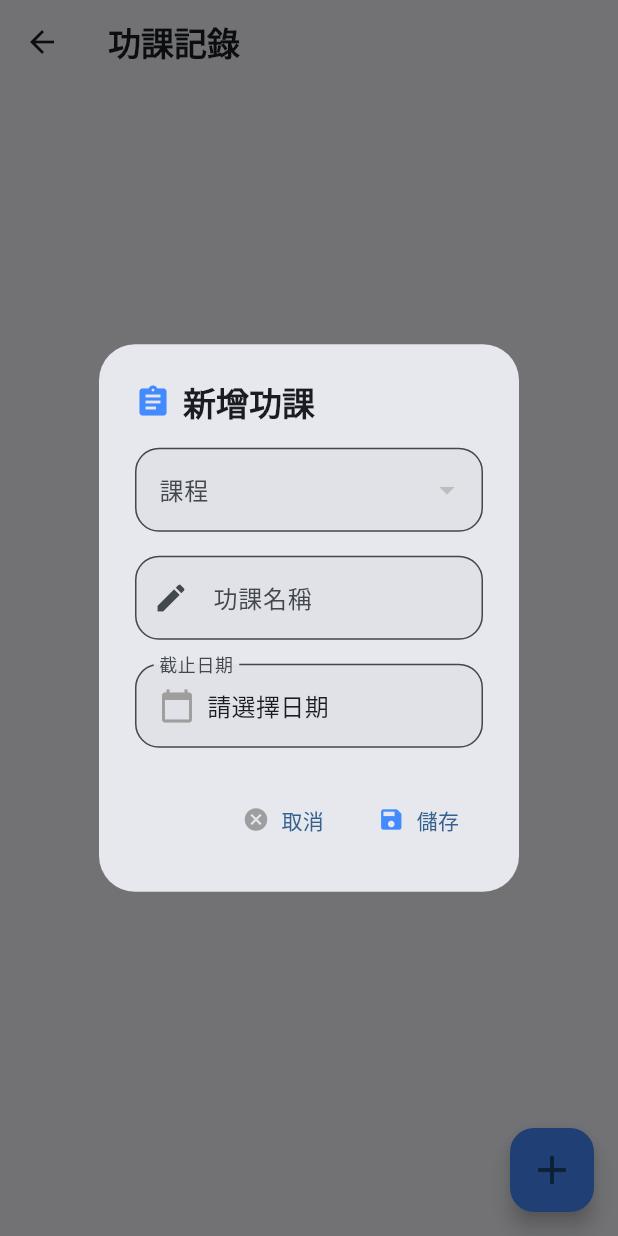
After one commit to chenyili1215/study_app, a Flutter app: the HomeworkPage screen opened directly, after a tap on the "add" icon, on a phone screen of 412 x 824 dp. The commit adds this screen. Run offline on Flutter 3.47's test engine with Material 3 defaults, Android fonts, the phone set to English and light mode, and no system bars; our stand-ins replace file_picker, image_picker, photo_view, share_plus, shared_preferences; accounts and stored records are empty.

Commit message:
新增功課區域，課表可自訂節數

```diff
--- /dev/null
+++ b/lib/homework.dart
@@ -0,0 +1,203 @@
+import 'package:flutter/material.dart';
+import 'package:shared_preferences/shared_preferences.dart';
+import 'dart:convert';
+import 'timetable_importer.dart';
+
+class Homework {
+  final String subject;
+  final String title;
+  final DateTime deadline;
+
+  Homework({required this.subject, required this.title, required this.deadline});
+
+  Map<String, dynamic> toJson() => {
+    'subject': subject,
+    'title': title,
+    'deadline': deadline.toIso8601String(),
+  };
+
+  factory Homework.fromJson(Map<String, dynamic> json) => Homework(
+    subject: json['subject'],
+    title: json['title'],
+    deadline: DateTime.parse(json['deadline']),
+  );
+}
+
+class HomeworkPage extends StatefulWidget {
+  const HomeworkPage({super.key});
+
+  @override
+  State<HomeworkPage> createState() => _HomeworkPageState();
+}
+
+class _HomeworkPageState extends State<HomeworkPage> {
+  List<Homework> _homeworks = [];
+
+  @override
+  void initState() {
+    super.initState();
+    _loadHomeworks();
+  }
+
+  Future<void> _loadHomeworks() async {
+    final prefs = await SharedPreferences.getInstance();
+    final list = prefs.getStringList('homeworks') ?? [];
+    setState(() {
+      _homeworks = list.map((e) => Homework.fromJson(Map<String, dynamic>.from(jsonDecode(e)))).toList();
+    });
+  }
+
+  Future<void> _saveHomeworks() async {
+    final prefs = await SharedPreferences.getInstance();
+    final list = _homeworks.map((e) => jsonEncode(e.toJson())).toList();
+    await prefs.setStringList('homeworks', list);
+  }
+
+  void _showAddHomeworkDialog() async {
+    final subjects = TimetableData().table.expand((e) => e).toSet().where((s) => s.isNotEmpty).toList();
+    String? selectedSubject = subjects.isNotEmpty ? subjects.first : '';
+    final titleController = TextEditingController();
+    DateTime? deadline;
+
+    await showDialog(
+      context: context,
+      builder: (context) => StatefulBuilder(
+        builder: (context, setState) => AlertDialog(
+          shape: RoundedRectangleBorder(borderRadius: BorderRadius.circular(24)),
+          title: Row(
+            children: const [
+              Icon(Icons.assignment, color: Colors.blueAccent),
+              SizedBox(width: 8),
+              Text('新增功課', style: TextStyle(fontWeight: FontWeight.bold, fontSize: 22)),
+            ],
+          ),
+          content: SingleChildScrollView(
+            child: Column(
+              mainAxisSize: MainAxisSize.min,
+              children: [
+                DropdownButtonFormField<String>(
+                  value: selectedSubject,
+                  isExpanded: true,
+                  decoration: InputDecoration(
+                    labelText: '課程',
+                    border: OutlineInputBorder(borderRadius: BorderRadius.circular(16)),
+                    filled: true,
+                  ),
+                  items: subjects.map((s) => DropdownMenuItem(value: s, child: Text(s))).toList(),
+                  onChanged: (v) => setState(() => selectedSubject = v),
+                ),
+                const SizedBox(height: 16),
+                TextField(
+                  controller: titleController,
+                  decoration: InputDecoration(
+                    labelText: '功課名稱',
+                    prefixIcon: const Icon(Icons.edit),
+                    border: OutlineInputBorder(borderRadius: BorderRadius.circular(16)),
+                    filled: true,
+                  ),
+                ),
+                const SizedBox(height: 16),
+                InkWell(
+                  onTap: () async {
+                    final picked = await showDatePicker(
+                      context: context,
+                      initialDate: DateTime.now(),
+                      firstDate: DateTime.now(),
+                      lastDate: DateTime.now().add(const Duration(days: 365)),
+                    );
+                    if (picked != null) setState(() => deadline = picked);
+                  },
+                  child: InputDecorator(
+                    decoration: InputDecoration(
+                      labelText: '截止日期',
+                      border: OutlineInputBorder(borderRadius: BorderRadius.circular(16)),
+                      filled: true,
+                    ),
+                    child: Row(
+                      children: [
+                        Icon(Icons.calendar_today, color: Colors.grey),
+                        const SizedBox(width: 8),
+                        Text(
+                          deadline == null
+                              ? '請選擇日期'
+                              : '${deadline!.year}-${deadline!.month.toString().padLeft(2, '0')}-${deadline!.day.toString().padLeft(2, '0')}',
+                          style: TextStyle(fontSize: 16),
+                        ),
+                      ],
+                    ),
+                  ),
+                ),
+              ],
+            ),
+          ),
+          actions: [
+            TextButton.icon(
+              icon: const Icon(Icons.cancel, color: Colors.grey),
+              label: const Text('取消'),
+              onPressed: () => Navigator.of(context).pop(),
+            ),
+            TextButton.icon(
+              icon: const Icon(Icons.save, color: Colors.blueAccent),
+              label: const Text('儲存'),
+              onPressed: () {
+                if (selectedSubject != null && titleController.text.isNotEmpty && deadline != null) {
+                  setState(() {
+                    _homeworks.add(Homework(
+                      subject: selectedSubject!,
+                      title: titleController.text,
+                      deadline: deadline!,
+                    ));
+                  });
+                  _saveHomeworks();
+                  Navigator.of(context).pop();
+                }
+              },
+            ),
+          ],
+        ),
+      ),
+    );
+  }
+
+  @override
+  Widget build(BuildContext context) {
+    final colorScheme = Theme.of(context).colorScheme;
+    return Scaffold(
+      appBar: AppBar(
+        title: const Text('功課記錄', style: TextStyle(fontWeight: FontWeight.bold)),
+        backgroundColor: Colors.transparent,
+      ),
+      body: ListView.separated(
+        padding: const EdgeInsets.all(16),
+        itemCount: _homeworks.length,
+        separatorBuilder: (_, __) => const SizedBox(height: 12),
+        itemBuilder: (context, index) {
+          final hw = _homeworks[index];
+          return Card(
+            elevation: 2,
+            shape: RoundedRectangleBorder(borderRadius: BorderRadius.circular(16)),
+            color: colorScheme.surfaceContainerHighest,
+            child: ListTile(
+              leading: Icon(Icons.assignment, color: colorScheme.primary),
+              title: Text(hw.title, style: const TextStyle(fontWeight: FontWeight.bold)),
+              subtitle: Text('${hw.subject}截止：${hw.deadline.year}-${hw.deadline.month.toString().padLeft(2, '0')}-${hw.deadline.day.toString().padLeft(2, '0')}'),
+              trailing: IconButton(
+                icon: const Icon(Icons.delete, color: Colors.redAccent),
+                onPressed: () async {
+                  setState(() => _homeworks.removeAt(index));
+                  await _saveHomeworks();
+                },
+              ),
+            ),
+          );
+        },
+      ),
+      floatingActionButton: FloatingActionButton(
+        backgroundColor: Colors.blueAccent,
+
+        onPressed: _showAddHomeworkDialog,
+        child: const Icon(Icons.add, size: 32),
+      ),
+    );
+  }
+}
--- a/lib/main.dart
+++ b/lib/main.dart
@@ -5,6 +5,7 @@ import 'dart:async';
 import 'package:shared_preferences/shared_preferences.dart';
 import 'dart:convert';
 import 'settings_page.dart';
+import 'homework.dart'; // 新增這行
 
 // 引入課表資料
 class TimetableData {
@@ -86,7 +87,8 @@ class _MainPageState extends State<MainPage> {
         HomePage(onQuickNav: onNav),
         TimetableImporter(),
         LabelEngine(),
-        const SettingsPage(), // 新增設定頁
+        HomeworkPage(), // 新增功課分頁
+        const SettingsPage(),
       ];
 
   void _onItemTapped(int index) {
@@ -102,7 +104,7 @@ class _MainPageState extends State<MainPage> {
       bottomNavigationBar: BottomNavigationBar(
         currentIndex: _selectedIndex,
         onTap: _onItemTapped,
-        type: BottomNavigationBarType.fixed, // 4個以上要加這行
+        type: BottomNavigationBarType.fixed,
         items: const [
           BottomNavigationBarItem(
             icon: Icon(Icons.home),
@@ -115,6 +117,10 @@ class _MainPageState extends State<MainPage> {
           BottomNavigationBarItem(
             icon: Icon(Icons.label),
             label: '照片筆記',
+          ),
+          BottomNavigationBarItem(
+            icon: Icon(Icons.assignment), // 新增：功課
+            label: '功課',
           ),
           BottomNavigationBarItem(
             icon: Icon(Icons.settings),
@@ -349,5 +355,6 @@ int getCurrentPeriod() {
   if (minutes >= 13 * 60 && minutes < 14 * 60) return 5;              // 13:00~14:00
   if (minutes >= 14 * 60 && minutes < 15 * 60) return 6;              // 14:00~15:00
   if (minutes >= 15 * 60 + 10 && minutes < 16 * 60 + 10) return 7;    // 15:10~16:10
+  if (minutes >= 16 * 60 + 10 && minutes < 17 * 60 + 10) return 8; // 16:10~17:10
   return 0; // 非上課時間
 }
```
Also changed, not shown: lib/timetable_importer.dart (+70 -39 lines).
